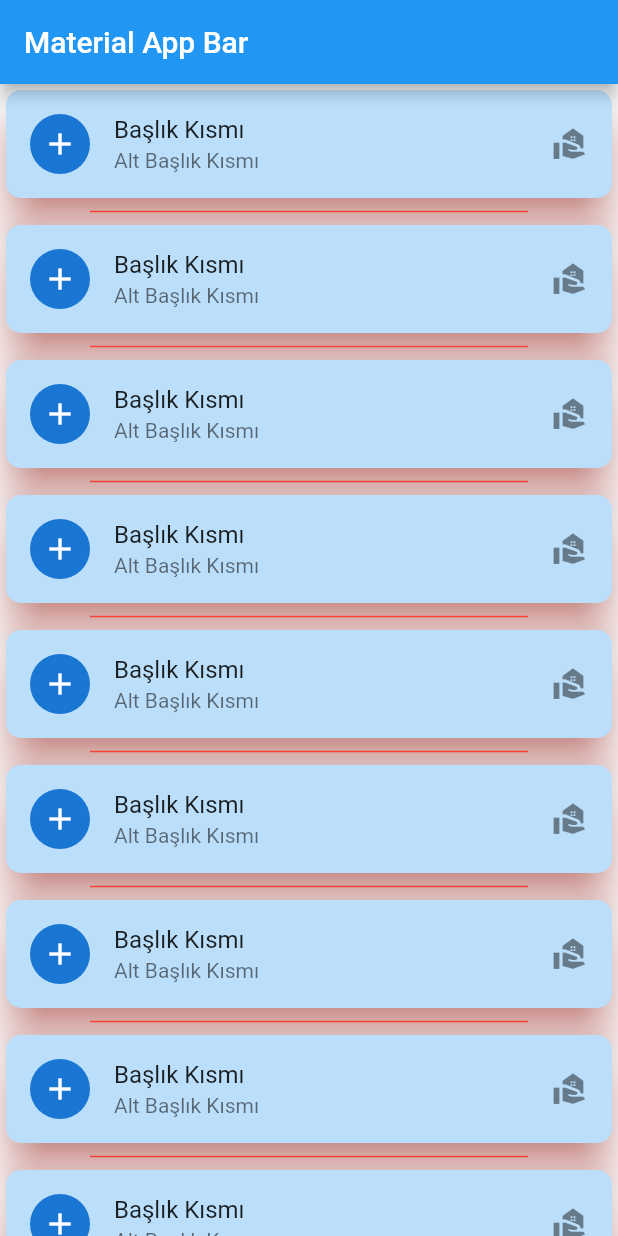
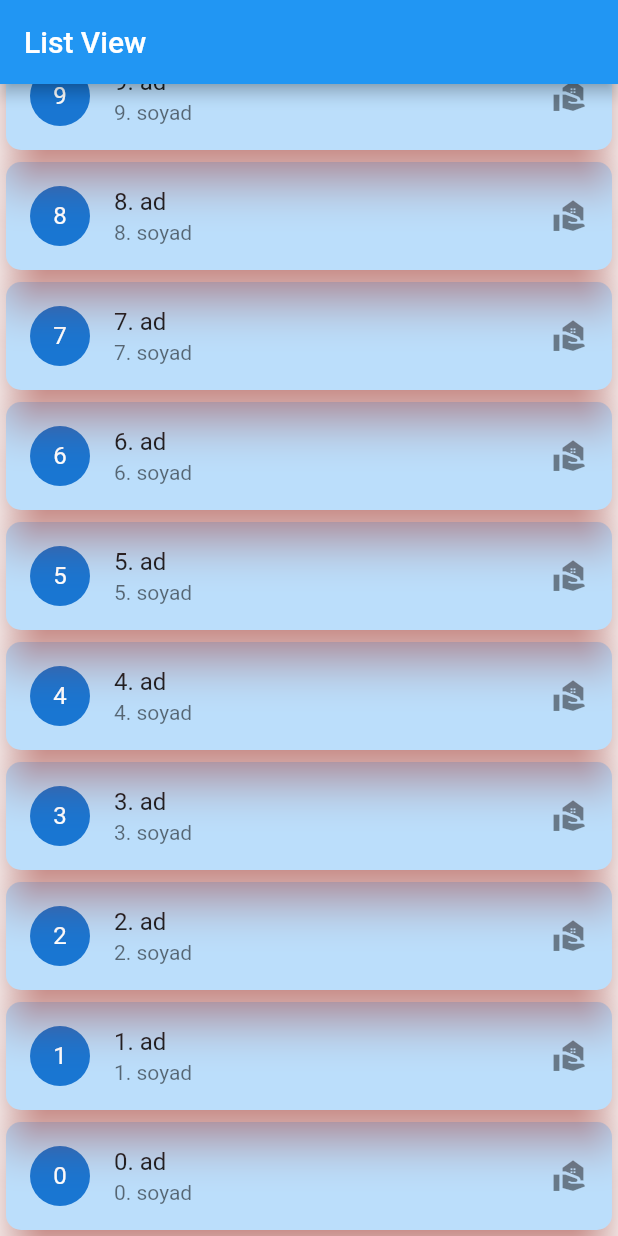
Before and after one commit to cnon06/easyloading, a Flutter app: the screen it shows after launch, on a phone screen of 412 x 824 dp. Run offline on Flutter 3.47's test engine with Material 2 defaults, Android fonts, the phone set to English and light mode, and no system bars; our stand-ins replace flutter_easyloading.

Commit message:
easyloading
easyloading

```diff
--- a/lib/card_list_tile.dart
+++ /dev/null
@@ -1,66 +0,0 @@
-import 'package:flutter/material.dart';
-
-class CardListTile extends StatelessWidget {
-  const CardListTile({Key? key}) : super(key: key);
-
-  @override
-  Widget build(BuildContext context) {
-    return Scaffold(
-      appBar: AppBar(
-        title: Text('Material App Bar'),
-      ),
-      body: Center(
-        child:
-        SingleChildScrollView(
-          child: Column(
-            children: [
-              tekListeItemi(),
-              tekListeItemi(),
-              tekListeItemi(),
-              tekListeItemi(),
-              tekListeItemi(),
-              tekListeItemi(),
-              tekListeItemi(),
-              tekListeItemi(),
-              tekListeItemi(),
-              tekListeItemi(),
-              tekListeItemi(),
-              tekListeItemi(),
-
-            ],
-          ),
-        )
-
-        // tekListeItemi()
-      ),
-    );
-  }
-
-  Column tekListeItemi() {
-    return Column(
-        children: [
-          Card(
-            color: Colors.blue.shade100,
-            shadowColor: Colors.red,
-            elevation: 12,
-            shape: RoundedRectangleBorder(
-              borderRadius: BorderRadius.circular(10),
-            ),
-            child: ListTile(
-              leading: CircleAvatar(child: Icon(Icons.add),),
-              title: Text("Başlık Kısmı"),
-              subtitle: Text("Alt Başlık Kısmı"),
-              trailing: Icon(Icons.real_estate_agent),
-            ),
-          ),
-          Divider(
-            color: Colors.red,
-            thickness: 1,
-            height: 10,
-            indent: 60,
-            endIndent: 60,
-          )
-        ],
-      );
-  }
-}
--- /dev/null
+++ b/lib/listview.dart
@@ -0,0 +1,62 @@
+import 'package:flutter/material.dart';
+import 'package:flutter_easyloading/flutter_easyloading.dart';
+
+class MyListView extends StatelessWidget {
+  MyListView({Key? key}) : super(key: key);
+
+  List<Ogrenci> ogrenciListesi = List.generate(
+      5000,
+      (index) =>
+          Ogrenci(id: index, ad: "${index}. ad", soyad: "${index}. soyad"));
+
+  @override
+  Widget build(BuildContext context) {
+    //  List<Column> tektek = ogrenciListesi
+    //   .map((e) => tekListeItemi(id: e.id, ad: e.ad, soyad: e.soyad))
+    //   .toList();
+    return Scaffold(
+        appBar: AppBar(
+          title: Text("List View"),
+        ),
+        body: ListView.builder(
+          reverse: true,
+          itemCount: ogrenciListesi.length,
+          itemBuilder: (context, index) {
+            return tekListeItemi(
+                id: ogrenciListesi[index].id,
+                ad: ogrenciListesi[index].ad,
+                soyad: ogrenciListesi[index].soyad);
+          },
+        ));
+  }
+}
+
+class Ogrenci {
+  int id;
+  String ad;
+  String soyad;
+  Ogrenci({required this.id, required this.ad, required this.soyad});
+}
+
+Card tekListeItemi(
+    {required int id, required String ad, required String soyad}) {
+  return Card(
+    color: Colors.blue.shade100,
+    shadowColor: Colors.red,
+    elevation: 12,
+    shape: RoundedRectangleBorder(
+      borderRadius: BorderRadius.circular(10),
+    ),
+    child: ListTile(
+      onTap: () {
+        EasyLoading.showToast(ad, duration: const Duration(seconds: 1), dismissOnTap: true, toastPosition: EasyLoadingToastPosition.bottom);
+      },
+      leading: CircleAvatar(
+        child: Text(id.toString()),
+      ),
+      title: Text(ad),
+      subtitle: Text(soyad),
+      trailing: Icon(Icons.real_estate_agent),
+    ),
+  );
+}
--- a/lib/main.dart
+++ b/lib/main.dart
@@ -1,15 +1,37 @@
+import 'package:flutter/material.dart';
+import 'package:flutter_easyloading/flutter_easyloading.dart';
 
-import 'package:flutter/material.dart';
-import 'package:flutter_application_4/card_list_tile.dart';
+import 'listview.dart';
 
-void main() => runApp(MyApp());
+void main() {
+  runApp(MyApp());
+  configLoading();
+}
 
 class MyApp extends StatelessWidget {
   @override
   Widget build(BuildContext context) {
     return MaterialApp(
+      debugShowCheckedModeBanner: false,
       title: 'Material App',
-      home: CardListTile(),
+      home: MyListView(),
+      builder: EasyLoading.init(),
     );
   }
 }
+
+void configLoading() {
+  EasyLoading.instance
+    ..displayDuration = const Duration(milliseconds: 2000)
+    ..indicatorType = EasyLoadingIndicatorType.fadingCircle
+    ..loadingStyle = EasyLoadingStyle.custom
+    ..indicatorSize = 45.0
+    ..radius = 10.0
+    ..progressColor = Colors.yellow
+    ..backgroundColor = Colors.green
+    ..indicatorColor = Colors.yellow
+    ..textColor = Colors.yellow
+    ..maskColor = Colors.blue.withOpacity(0.5)
+    ..userInteractions = true
+    ..dismissOnTap = false;
+}
```
Also changed, not shown: pubspec.yaml (+4 -12 lines), pubspec.lock.
